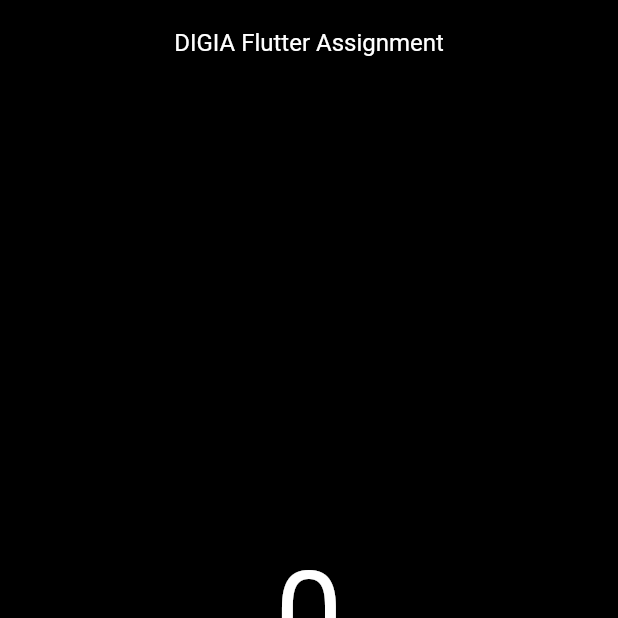
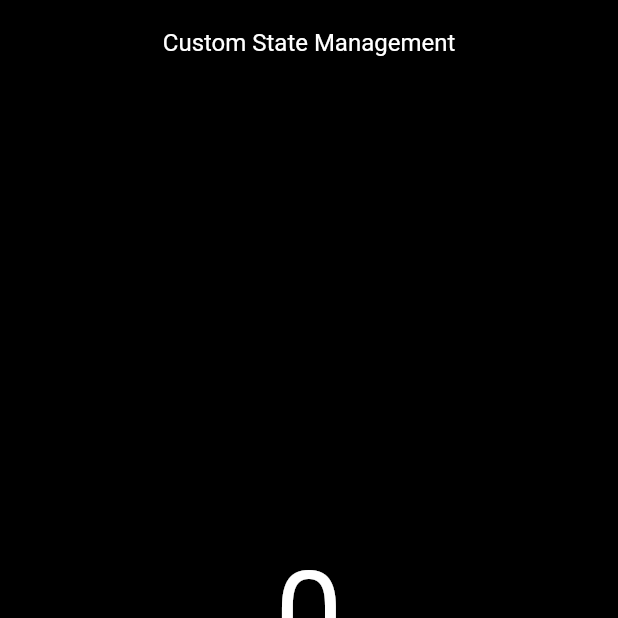
Before and after one commit to itsvinayyay/custom_state_management, a Flutter app: the screen it shows after launch, on a phone screen of 412 x 824 dp, the top half of it. Run offline on Flutter 3.47's test engine with Material 3 defaults, Android fonts, the phone set to English and light mode, and no system bars.

```diff
--- a/lib/presentation/counter_screen.dart
+++ b/lib/presentation/counter_screen.dart
@@ -12,7 +12,7 @@ class CounterScreen extends StatelessWidget {
     return Scaffold(
       backgroundColor: Colors.black,
       appBar: AppBar(
-        title: const Text("DIGIA Flutter Assignment", style: TextStyle(color: Colors.white, fontSize: 16,),),
+        title: const Text("Custom State Management", style: TextStyle(color: Colors.white, fontSize: 16,),),
         backgroundColor: Colors.black,
         centerTitle: true,
       ),
```
Also changed, not shown: 1 other file.
